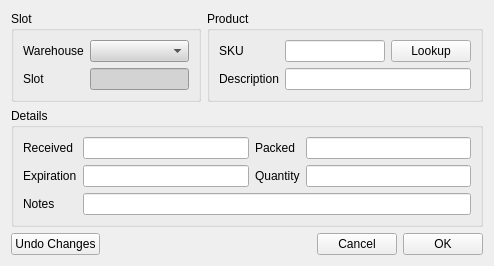
Above: updatedialog.ui from BarronFritz/WIM before the change. Below: the same form after it.
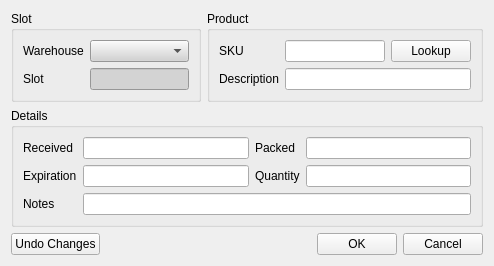
That is the form after the change.

The edit to the form file:
```diff
--- a/updatedialog.ui
+++ b/updatedialog.ui
@@ -226,16 +226,6 @@
        </property>
       </spacer>
      </item>
-     <item>
-      <widget class="QPushButton" name="pushButton_cancel">
-       <property name="text">
-        <string>Cancel</string>
-       </property>
-       <property name="autoDefault">
-        <bool>false</bool>
-       </property>
-      </widget>
-     </item>
      <item>
       <widget class="QPushButton" name="pushButton_ok">
        <property name="text">
@@ -246,6 +236,16 @@
        </property>
       </widget>
      </item>
+     <item>
+      <widget class="QPushButton" name="pushButton_cancel">
+       <property name="text">
+        <string>Cancel</string>
+       </property>
+       <property name="autoDefault">
+        <bool>false</bool>
+       </property>
+      </widget>
+     </item>
     </layout>
    </item>
   </layout>
```
Left out of the diff: 1 changed line with no effect on the pictures.
